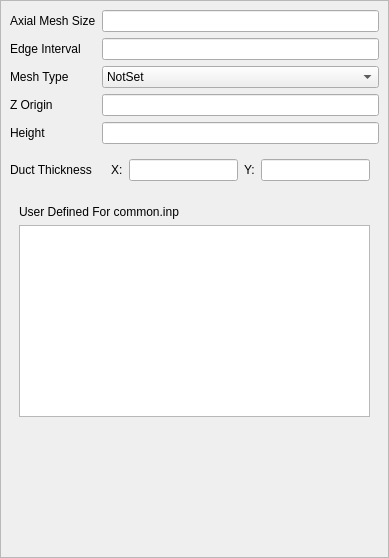
Old version of the form Application/qDefaults.ui in the repository Sprunth/RGG.
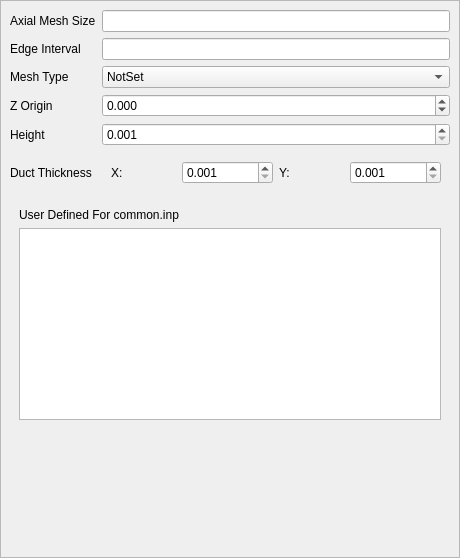
New version of the form.

Commit message: fix range of duct sizes/location

Diff of the .ui file:
```diff
--- a/Application/qDefaults.ui
+++ b/Application/qDefaults.ui
@@ -6,7 +6,7 @@
    <rect>
     <x>0</x>
     <y>0</y>
-    <width>389</width>
+    <width>460</width>
     <height>558</height>
    </rect>
   </property>
@@ -27,7 +27,7 @@
        <rect>
         <x>0</x>
         <y>0</y>
-        <width>387</width>
+        <width>458</width>
         <height>556</height>
        </rect>
       </property>
@@ -52,9 +52,6 @@
          </property>
         </widget>
        </item>
-       <item row="3" column="1">
-        <widget class="QLineEdit" name="Z0"/>
-       </item>
        <item row="2" column="1">
         <widget class="QComboBox" name="MeshType">
          <item>
@@ -116,7 +113,17 @@
            </widget>
           </item>
           <item>
-           <widget class="QLineEdit" name="DuctThickX"/>
+           <widget class="QDoubleSpinBox" name="DuctThickX">
+            <property name="decimals">
+             <number>3</number>
+            </property>
+            <property name="minimum">
+             <double>0.001000000000000</double>
+            </property>
+            <property name="maximum">
+             <double>10000000.000000000000000</double>
+            </property>
+           </widget>
           </item>
           <item>
            <widget class="QLabel" name="ductY">
@@ -126,7 +133,17 @@
            </widget>
           </item>
           <item>
-           <widget class="QLineEdit" name="DuctThickY"/>
+           <widget class="QDoubleSpinBox" name="DuctThickY">
+            <property name="decimals">
+             <number>3</number>
+            </property>
+            <property name="minimum">
+             <double>0.001000000000000</double>
+            </property>
+            <property name="maximum">
+             <double>10000000.000000000000000</double>
+            </property>
+           </widget>
           </item>
          </layout>
         </widget>
@@ -138,9 +155,6 @@
          </property>
         </widget>
        </item>
-       <item row="4" column="1">
-        <widget class="QLineEdit" name="Height"/>
-       </item>
        <item row="1" column="1">
         <widget class="QLineEdit" name="EdgeInterval"/>
        </item>
@@ -160,6 +174,32 @@
          </layout>
         </widget>
        </item>
+       <item row="4" column="1">
+        <widget class="QDoubleSpinBox" name="Height">
+         <property name="decimals">
+          <number>3</number>
+         </property>
+         <property name="minimum">
+          <double>0.001000000000000</double>
+         </property>
+         <property name="maximum">
+          <double>10000000.000000000000000</double>
+         </property>
+        </widget>
+       </item>
+       <item row="3" column="1">
+        <widget class="QDoubleSpinBox" name="Z0">
+         <property name="decimals">
+          <number>3</number>
+         </property>
+         <property name="minimum">
+          <double>-10000000.000000000000000</double>
+         </property>
+         <property name="maximum">
+          <double>10000000.000000000000000</double>
+         </property>
+        </widget>
+       </item>
       </layout>
      </widget>
     </widget>
```
Left out of the diff: 4 changed lines with no effect on the pictures. The commit also changes 1 other file.
